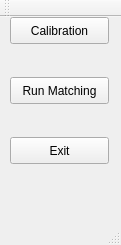
Above: mainwindow.ui from jcmayoral/VisionUtils before the change. Below: the same form after it.
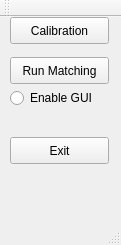
That is the form after the change.

What changed in the file:
```diff
--- a/mainwindow.ui
+++ b/mainwindow.ui
@@ -31,7 +31,7 @@
     <property name="geometry">
      <rect>
       <x>10</x>
-      <y>60</y>
+      <y>40</y>
       <width>99</width>
       <height>27</height>
      </rect>
@@ -53,6 +53,19 @@
      <string>Exit</string>
     </property>
    </widget>
+   <widget class="QRadioButton" name="Visualize">
+    <property name="geometry">
+     <rect>
+      <x>10</x>
+      <y>70</y>
+      <width>117</width>
+      <height>22</height>
+     </rect>
+    </property>
+    <property name="text">
+     <string>Enable GUI </string>
+    </property>
+   </widget>
   </widget>
   <widget class="QMenuBar" name="menuBar">
    <property name="geometry">
```
